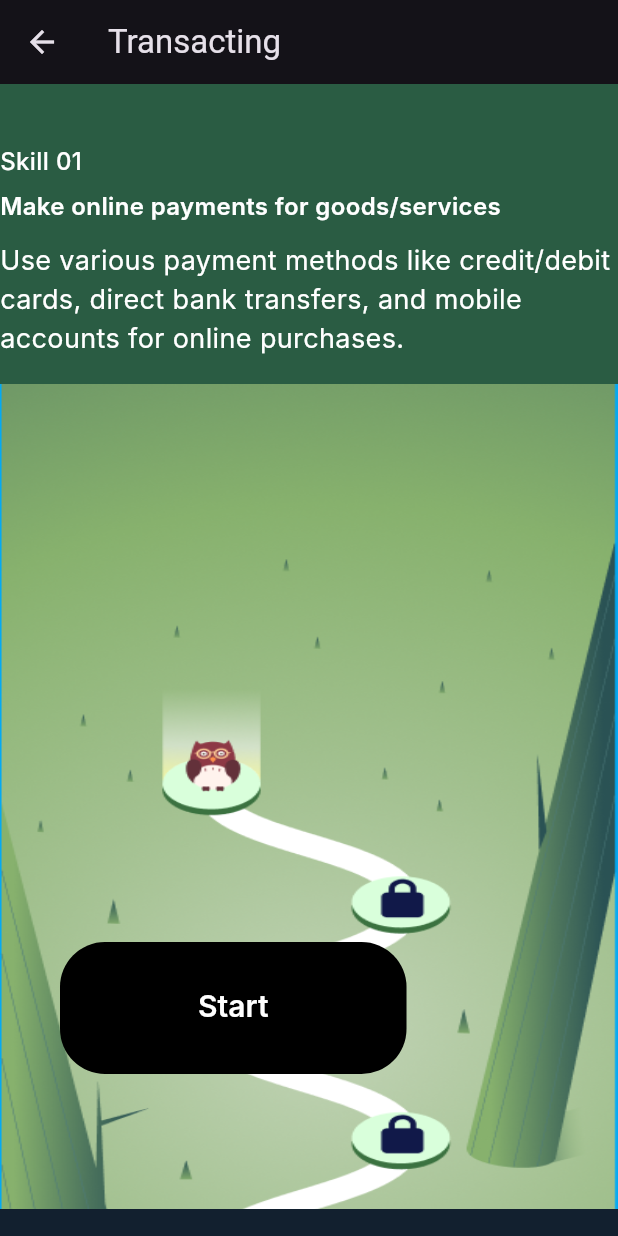
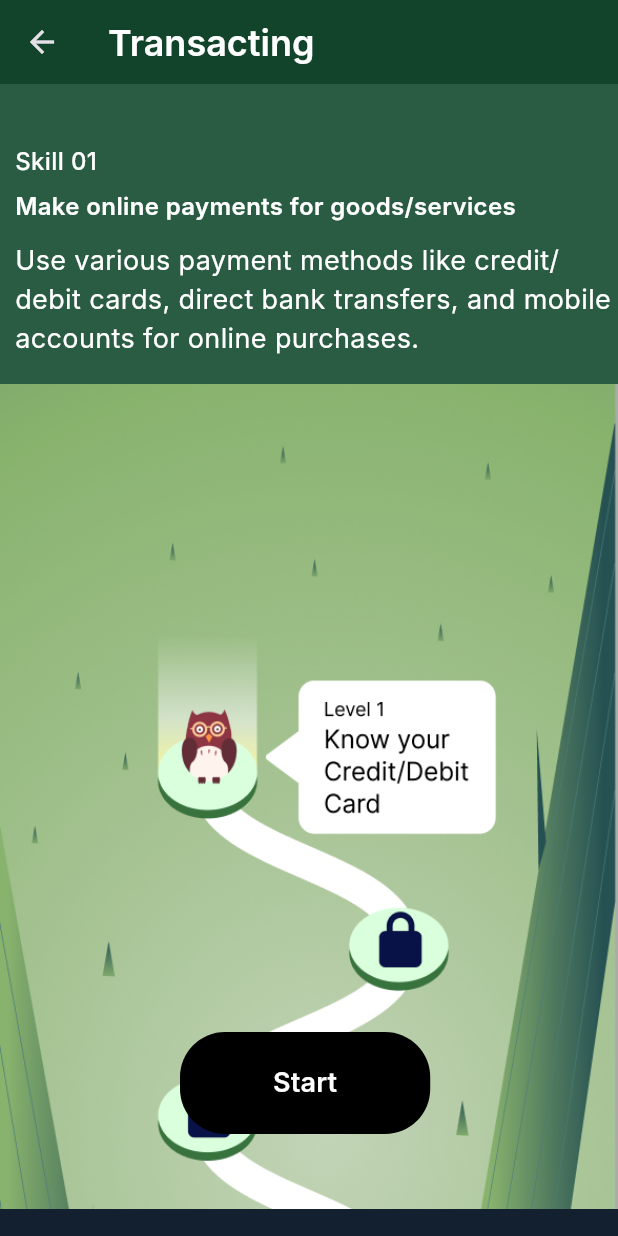
Before and after one commit to chandniswarnkar/lcc_amplify_app, a Flutter app: the StartLevelPage screen opened directly, on a phone screen of 412 x 824 dp. Run offline on Flutter 3.47's test engine with Material 3 defaults, Android fonts, the phone set to English and light mode, and no system bars; our stand-ins replace carousel_slider, countup, video_player; missing offline and left inert: flippy, flutter_splash_screen; Roboto replaces fonts that are missing (Inter).

Commit message:
Changes for demo1

```diff
--- a/lib/common/card_ques_component.dart
+++ b/lib/common/card_ques_component.dart
@@ -6,10 +6,10 @@ class CardQuestionComponent extends StatelessWidget {
   final String questionNumber;
   final String questionDescription;
   final Color bgColor;
-  final bool isQuestionOneDone;
+  final bool showCompletedStatus;
 
 
-  const CardQuestionComponent({super.key,  required this.questionNumber, required this.questionDescription, required this.bgColor, required this.isQuestionOneDone});
+  const CardQuestionComponent({super.key,  required this.questionNumber, required this.questionDescription, required this.bgColor, required this.showCompletedStatus});
 
   @override
   Widget build(BuildContext context) {
@@ -89,7 +89,7 @@ class CardQuestionComponent extends StatelessWidget {
                     SizedBox(
                       //  width: 279,
                       height: 50,
-                      child: isQuestionOneDone == false ? const Text(
+                      child: showCompletedStatus == false ? const Text(
                         'Use your finger to drag and explore your card around.',
                         textAlign: TextAlign.center,
                         maxLines: 2,
--- a/lib/image_slider_widget.dart
+++ b/lib/image_slider_widget.dart
@@ -192,7 +192,8 @@ class _ImageSliderPageState extends State<ImageSliderPage> {
                   ],
                 ),
                 SizedBox(height: 40,),
-            Container(
+            Visibility( visible: _current ==0,
+              child: Container(
               width: 220,
               padding: const EdgeInsets.symmetric(horizontal: 10, vertical: 5),
               decoration: ShapeDecoration(
@@ -236,6 +237,7 @@ class _ImageSliderPageState extends State<ImageSliderPage> {
                 ],
               ),
             ),
+            ),
       ]),
     );
   }
--- a/lib/start_level_page.dart
+++ b/lib/start_level_page.dart
@@ -1,6 +1,7 @@
 
 import 'package:flutter/cupertino.dart';
 import 'package:flutter/material.dart';
+
 import 'package:lcc_flutter_app/badge_screen.dart';
 import 'package:lcc_flutter_app/online_shopping_page.dart';
 import 'package:lcc_flutter_app/common/right_ans_component.dart';
@@ -18,42 +19,42 @@ class StartLevelPage extends StatefulWidget {
 }
 
 class _StartLevelPageState extends State<StartLevelPage> {
+
+  void initState() {
+    super.initState();
+    WidgetsBinding.instance
+        .addPostFrameCallback((_) => () {
+     print("view loaded");
+      controller.animateTo(
+        20.0,
+        duration: const Duration(milliseconds: 500),
+        curve: Curves.decelerate,
+      );
+
+    });
+  }
+
   final controller = ScrollController();
+
+
   @override
   Widget build(BuildContext context) {
+
+
     return Scaffold(
         appBar: AppBar(
-          title: const Text('Transacting'),
+          title: const Text('Transacting',
+            style: TextStyle(
+              color: Colors.white,
+              fontSize: 24,
+              fontFamily: 'Inter',
+              fontWeight: FontWeight.w600,
+
+            ),
+          ),
+          backgroundColor: Color(0xFF11442B),
         ),
         body:
-
-        // CustomScrollView(
-        //   slivers: <Widget>[
-        //
-        //     SliverFixedExtentList(
-        //       itemExtent: 1000.0,
-        //       delegate: SliverChildBuilderDelegate(
-        //             (BuildContext context, int index) {
-        //           return Container(
-        //             alignment: Alignment.center,
-        //             color: Colors.lightBlue,
-        //             child: Container(
-        //               width:MediaQuery.of(context).size.width ,
-        //               height: 1000,
-        //               child: Image(
-        //                 image: AssetImage("assets/images/bg_skill1.png"),
-        //                 fit: BoxFit.fill,
-        //               ),
-        //             ),
-        //           );
-        //         },
-        //       ),
-        //     ),
-        //   ],
-        // )
-
-
-        // add till here
 
         Column( children: [
       // Row1
@@ -68,6 +69,7 @@ class _StartLevelPageState extends State<StartLevelPage> {
                       SizedBox(height: 40,),
                   Container(
                     alignment: Alignment.topLeft,
+                    padding: EdgeInsets.only(left: 10),
                     height: 20,
                     child: Text(
                       'Skill 01',
@@ -83,6 +85,7 @@ class _StartLevelPageState extends State<StartLevelPage> {
                     SizedBox(height: 10,),
                   Container(
                     height: 25,
+                    padding: EdgeInsets.only(left: 10),
                     alignment: Alignment.topLeft,
                     child: const Text(
                       'Make online payments for goods/services',
@@ -96,7 +99,7 @@ class _StartLevelPageState extends State<StartLevelPage> {
                     ),
                   ),
                       SizedBox(height: 10,),
-                  Container(
+                  Container( padding: EdgeInsets.only(left: 10),
                     child: const Text(
                       'Use various payment methods like credit/debit cards, direct bank transfers, and mobile accounts for online purchases.',
                       maxLines: 4,
@@ -124,22 +127,23 @@ class _StartLevelPageState extends State<StartLevelPage> {
                 slivers: <Widget>[
 
                   SliverList(
-                  //  itemExtent: 1000.0,
-                    delegate: SliverChildBuilderDelegate(
-                          (BuildContext context, int index) {
+                    delegate: SliverChildBuilderDelegate( (BuildContext context, int index) {
                         return Container(
                           alignment: Alignment.center,
-                          color: Colors.lightBlue,
+                          color: Colors.green,
                           child: Container(
                             width:MediaQuery.of(context).size.width ,
-                            height: 1000,
-                            child: Image(
-                              image: AssetImage("assets/images/bg_skill1.png"),
+                            height: 1300,
+                           // alignment: Alignment.to,
+                            child:
+                            Image(
+                              image: AssetImage("assets/images/level1_new.png"),
                               fit: BoxFit.fill,
                             ),
                           ),
                         );
                       },
+                      childCount: 1,
                     ),
                   ),
                 ],
@@ -149,38 +153,25 @@ class _StartLevelPageState extends State<StartLevelPage> {
                 bottom: 50,
                 child:
                 Container(
-                 // padding: const EdgeInsets.symmetric(horizontal: 15, vertical: 5),
-                 // margin: const EdgeInsets.symmetric(horizontal: 85,  vertical: 10),
-                  padding: EdgeInsets.fromLTRB(30, 0, 30, 0),
-                  margin: EdgeInsets.all(40),
+                   padding: const EdgeInsets.symmetric(horizontal: 50, vertical: 10),
+                  // margin: const EdgeInsets.symmetric(horizontal: 100,  vertical: 10),
+                  margin: EdgeInsets.only(left: 120),
+                  alignment: Alignment.center,
                   decoration: ShapeDecoration(
                     color:   Colors.black,
                     shape: RoundedRectangleBorder(
                       borderRadius: BorderRadius.circular(30),
                     ),
                   ),
-             child:
-             Row(
+                  child: Row(
 
+                    // mainAxisSize: MainAxisSize.min,
                     mainAxisAlignment: MainAxisAlignment.center,
                     crossAxisAlignment: CrossAxisAlignment.center,
-                 children:[
-
-              Container(
-               // width: 200,
-                padding: EdgeInsets.fromLTRB(30, 0, 30, 0),
-                 margin: EdgeInsets.all(20),
-               // margin: EdgeInsets.symmetric()
-               // alignment: Alignment.center,
-                child:
+                    children: [
                       TextButton(
 
-                style: TextButton.styleFrom(
-                  textStyle: const TextStyle(fontSize: 20),
-                  backgroundColor: Colors.black,
-                ),
                         onPressed: () {
-
                           Navigator.of(context).push(
                             CupertinoPageRoute(
                               fullscreenDialog: true,
@@ -191,15 +182,15 @@ class _StartLevelPageState extends State<StartLevelPage> {
                         },
                         child: const Text('Start', style:TextStyle(
                           color: Colors.white ,
-                  fontSize: 20,
+                          fontSize: 18,
                           fontFamily: 'Inter',
                           fontWeight: FontWeight.w600,
-                   height: 1,
+                          // height: 0.07,
                         ),
                         ),
                       ),
+                    ],
                   ),
-              ]),
                 ),
               ),
               ///
--- a/pubspec.yaml
+++ b/pubspec.yaml
@@ -36,6 +36,7 @@ dependencies:
   carousel_slider: ^4.2.1
   flippy: ^0.1.1
   video_player: ^2.8.3
+
 
   flutter:
     sdk: flutter
```
Also changed, not shown: lib/category_page.dart (+46 -3 lines), lib/know_your_card.dart (+12 -6 lines), lib/kyc_bottom_card.dart (+6 -27 lines), lib/learning_page.dart (+15 -6 lines), lib/lesson_one_final_quiz_page.dart (+9 -7 lines), lib/levelcompletion_video_screen.dart (+12 -0 lines), lib/main.dart (+13 -13 lines), assets/images/level1_image.png (added), assets/images/level1_new.png (added). Lines whose indentation alone changed are shown as unchanged.
